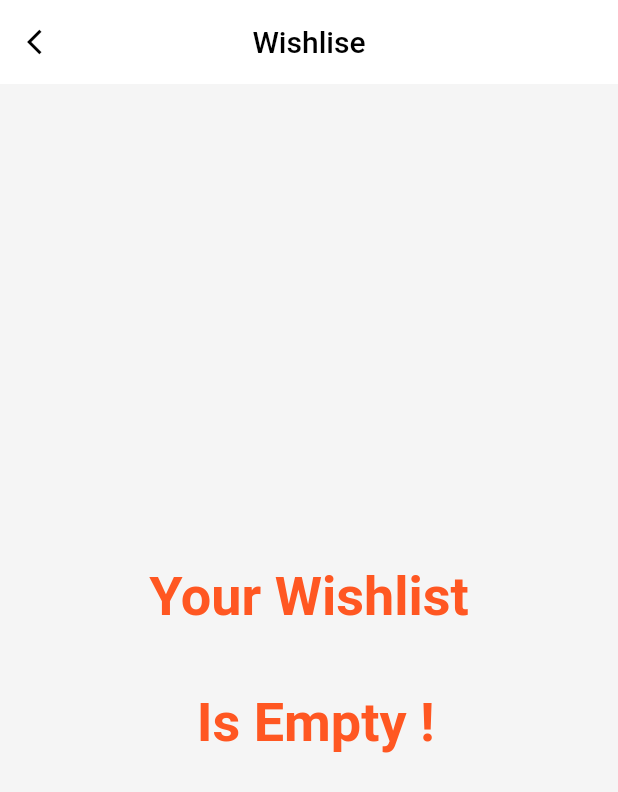
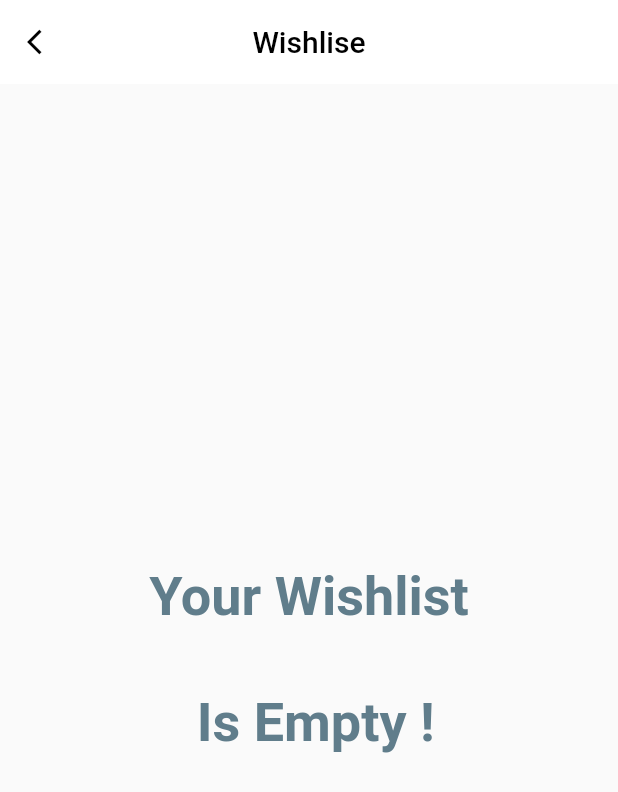
Before and after one commit to YogiChef/multi_cust, a Flutter app: the WishlistPage screen opened directly, on a phone screen of 412 x 824 dp. Shown: the top 792 px of the screen. Run offline on Flutter 3.47's test engine with Material 2 defaults, Android fonts, the phone set to English and light mode, and no system bars; our stand-ins replace animated_text_kit, badges, cloud_firestore, expandable, firebase_auth, firebase_core and 12 more; missing offline and left inert: country_state_city_picker, flutter_stripe, staggered_grid_view_flutter; accounts and stored records are empty; Roboto replaces fonts that are missing (Acme).

Commit message:
change color wishlist and cart

```diff
--- a/lib/customers/wishlist.dart
+++ b/lib/customers/wishlist.dart
@@ -20,7 +20,6 @@ class _WishlistPageState extends State<WishlistPage> {
     return Material(
       child: SafeArea(
         child: Scaffold(
-          backgroundColor: Colors.grey.shade100,
           appBar: AppBar(
             elevation: 0,
             centerTitle: true,
@@ -74,7 +73,7 @@ class EmptyWishCart extends StatelessWidget {
             'Your Wishlist\n\n Is Empty !',
             textAlign: TextAlign.center,
             style: TextStyle(
-                color: Colors.deepOrange,
+                color: Colors.blueGrey,
                 fontSize: 36,
                 fontWeight: FontWeight.bold),
           ),
--- a/lib/main_page/cart.dart
+++ b/lib/main_page/cart.dart
@@ -1,5 +1,4 @@
 // ignore_for_file: avoid_print
-
 
 import 'package:flutter/cupertino.dart';
 import 'package:flutter/material.dart';
@@ -59,7 +58,6 @@ class _CartPageState extends State<CartPage> {
     return Material(
       child: SafeArea(
         child: Scaffold(
-          backgroundColor: Colors.grey.shade100,
           appBar: AppBar(
             elevation: 0,
             centerTitle: true,
```
